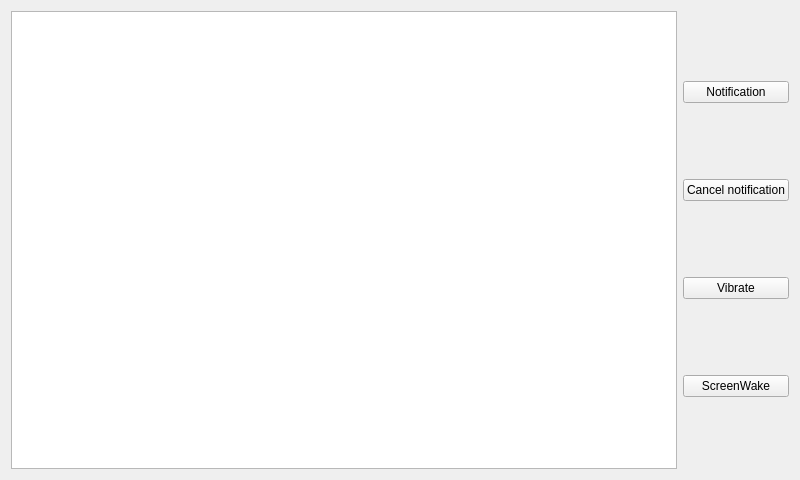
Old version of the form daemon/MainWindow.ui in the repository KangLin/QtAndroidUtils.
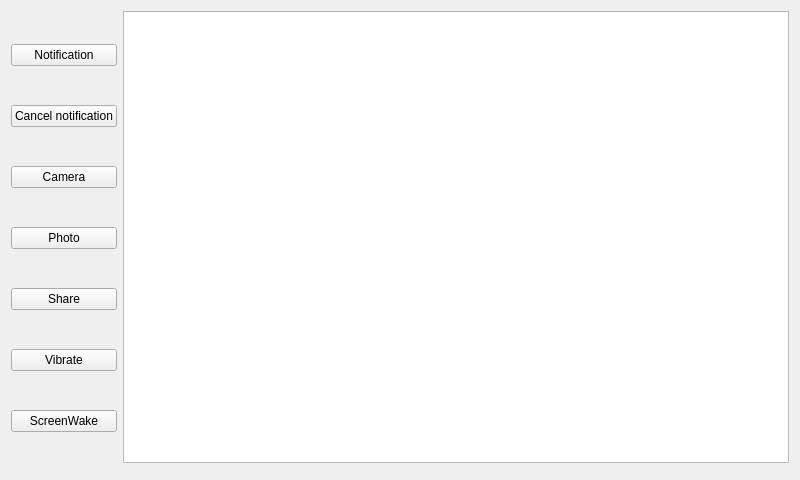
New version of the form.

What changed in the file:
```diff
--- a/daemon/MainWindow.ui
+++ b/daemon/MainWindow.ui
@@ -16,9 +16,6 @@
   <widget class="QWidget" name="centralWidget">
    <layout class="QGridLayout" name="gridLayout">
     <item row="0" column="0">
-     <widget class="QTextEdit" name="teDirectory"/>
-    </item>
-    <item row="0" column="1">
      <layout class="QVBoxLayout" name="verticalLayout">
       <item>
        <widget class="QPushButton" name="pbNotification">
@@ -34,6 +31,27 @@
         </property>
        </widget>
       </item>
+      <item>
+       <widget class="QPushButton" name="pbCamera">
+        <property name="text">
+         <string>Camera</string>
+        </property>
+       </widget>
+      </item>
+      <item>
+       <widget class="QPushButton" name="pbPhoto">
+        <property name="text">
+         <string>Photo</string>
+        </property>
+       </widget>
+      </item>
+      <item>
+       <widget class="QPushButton" name="pbShare">
+        <property name="text">
+         <string>Share</string>
+        </property>
+       </widget>
+      </item>
       <item>
        <widget class="QPushButton" name="pbVibrate">
         <property name="text">
@@ -50,6 +68,16 @@
       </item>
      </layout>
     </item>
+    <item row="0" column="1">
+     <layout class="QVBoxLayout" name="verticalLayout_2">
+      <item>
+       <widget class="QTextEdit" name="teDirectory"/>
+      </item>
+      <item>
+       <widget class="QWidget" name="wdtPicture" native="true"/>
+      </item>
+     </layout>
+    </item>
    </layout>
   </widget>
  </widget>
```
